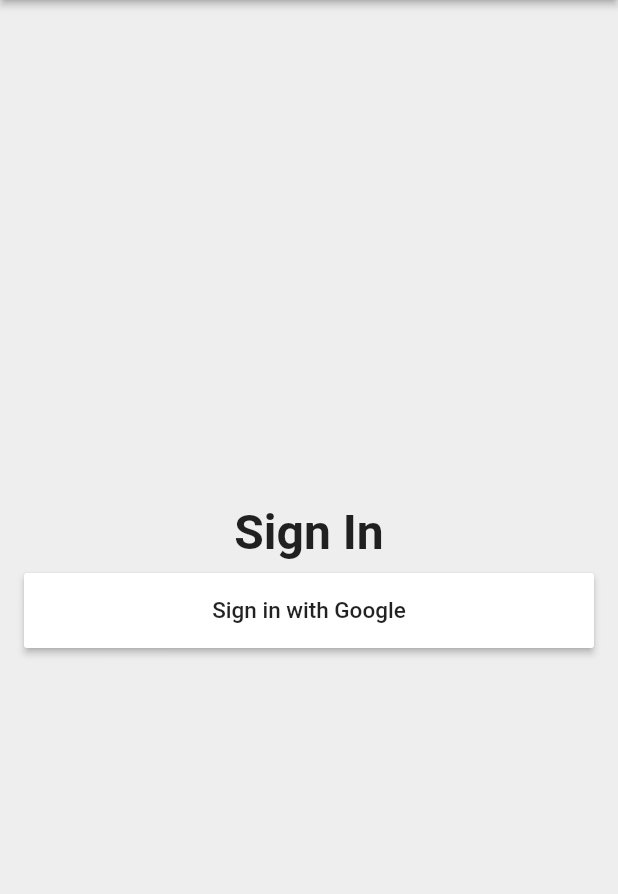
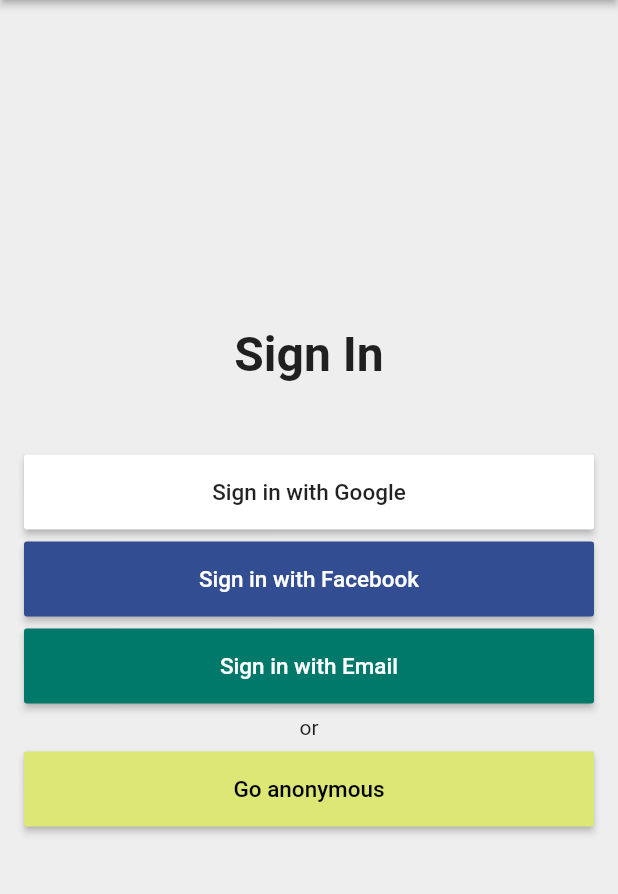
Before and after one commit to tsukahara-hirokazu/time_tracker, a Flutter app: the screen it shows after launch, on a phone screen of 412 x 824 dp, the part 84-978 px from its top. Run offline on Flutter 3.47's test engine with Material 2 defaults, Android fonts, the phone set to English and light mode, and no system bars.

Commit message:
105_Adding the remaining button

```diff
--- a/lib/app/sign_in/sign_in_page.dart
+++ b/lib/app/sign_in/sign_in_page.dart
@@ -29,11 +29,38 @@ class SignInPage extends StatelessWidget {
               fontWeight: FontWeight.w600,
             ),
           ),
-          SizedBox(height: 8.0),
+          SizedBox(height: 48.0),
           SignInButton(
             text: "Sign in with Google",
             textColor: Colors.black87,
             color: Colors.white,
+            onPressed: () {},
+          ),
+          SizedBox(height: 8.0),
+          SignInButton(
+            text: "Sign in with Facebook",
+            textColor: Colors.white,
+            color: Color(0xFFF334D92),
+            onPressed: () {},
+          ),
+          SizedBox(height: 8.0),
+          SignInButton(
+            text: "Sign in with Email",
+            textColor: Colors.white,
+            color: Colors.teal[700],
+            onPressed: () {},
+          ),
+          SizedBox(height: 8.0),
+          Text(
+            "or",
+            style: TextStyle(color: Colors.black87),
+            textAlign: TextAlign.center,
+          ),
+          SizedBox(height: 8.0),
+          SignInButton(
+            text: "Go anonymous",
+            textColor: Colors.black,
+            color: Colors.lime[300],
             onPressed: () {},
           ),
         ],
```
